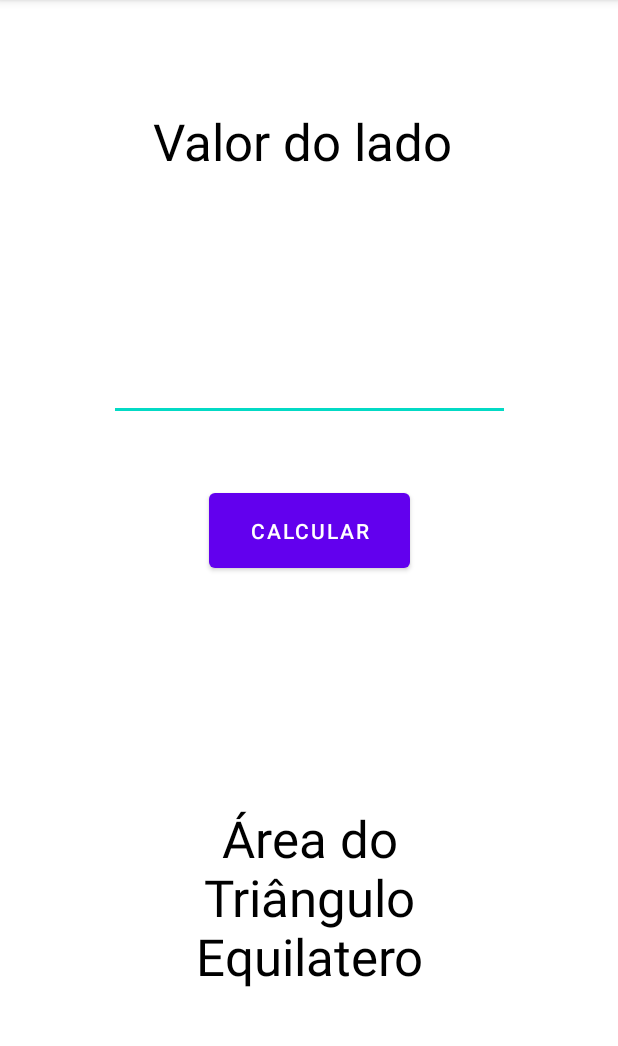
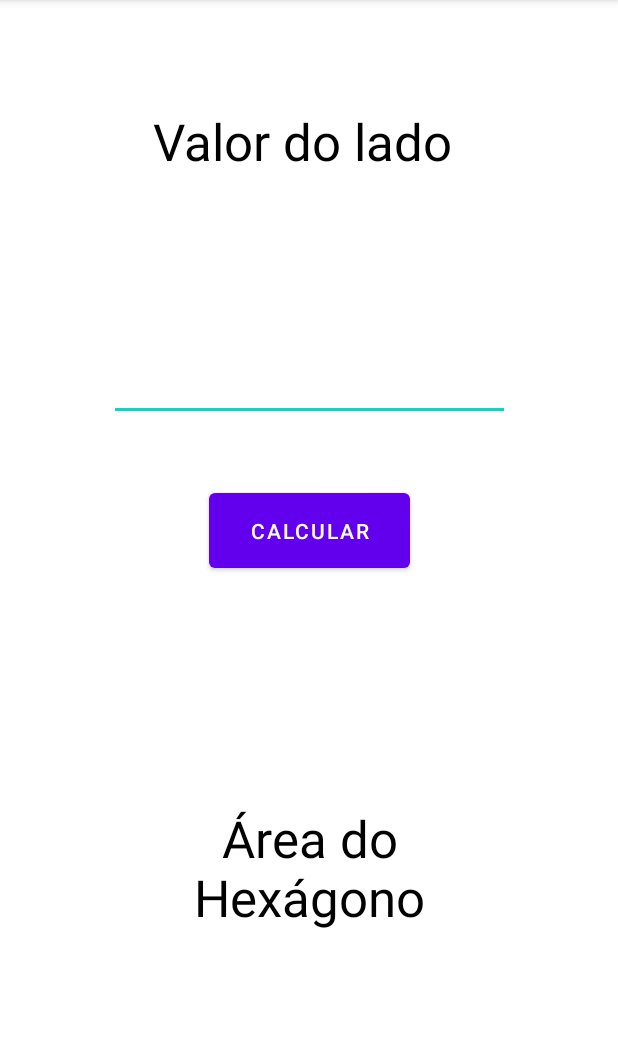
Before and after one commit to Guinhovhrm/ProjetoPDM, an Android app: the activityHexagono screen opened directly, with no data from a screen before it, on a phone screen of 412 x 824 dp, the part 84-1130 px from its top. Run offline under Robolectric (Android 15) with nearby library versions, the phone set to English and light mode, and no system bars; Roboto replaces fonts that are not available here.

Commit message:
Inicio hexagono

```diff
--- a/app/src/main/res/layout/activity_hexagono.xml
+++ b/app/src/main/res/layout/activity_hexagono.xml
@@ -7,14 +7,14 @@
     tools:context=".activityHexagono">
 
     <Button
-        android:id="@+id/btnCalcTriEqui2"
+        android:id="@+id/btnCalcHex"
         android:layout_width="134dp"
         android:layout_height="62dp"
         android:layout_marginTop="42dp"
         android:text="Calcular"
         app:layout_constraintEnd_toEndOf="parent"
         app:layout_constraintStart_toStartOf="parent"
-        app:layout_constraintTop_toBottomOf="@+id/edLadoTriEqui2" />
+        app:layout_constraintTop_toBottomOf="@+id/edLadoHex" />
 
     <TextView
         android:id="@+id/textView5"
@@ -29,7 +29,7 @@
         app:layout_constraintTop_toTopOf="parent" />
 
     <EditText
-        android:id="@+id/edLadoTriEqui2"
+        android:id="@+id/edLadoHex"
         android:layout_width="267dp"
         android:layout_height="93dp"
         android:layout_marginTop="56dp"
@@ -40,18 +40,18 @@
         app:layout_constraintTop_toBottomOf="@+id/textView5" />
 
     <TextView
-        android:id="@+id/tvResultTriEqui2"
+        android:id="@+id/tvResultHex"
         android:layout_width="186dp"
         android:layout_height="126dp"
         android:layout_marginTop="133dp"
         android:layout_marginBottom="88dp"
-        android:text="Área do Triângulo Equilatero"
+        android:text="Área do Hexágono"
         android:textAlignment="center"
         android:textColor="#000000"
         android:textSize="34sp"
         app:layout_constraintBottom_toBottomOf="parent"
         app:layout_constraintEnd_toEndOf="parent"
         app:layout_constraintStart_toStartOf="parent"
-        app:layout_constraintTop_toBottomOf="@+id/btnCalcTriEqui2" />
+        app:layout_constraintTop_toBottomOf="@+id/btnCalcHex" />
 
 </androidx.constraintlayout.widget.ConstraintLayout>
```
Also changed, not shown: app/src/main/java/com/example/areas/activityTriEqui.java (+19 -1 lines).
